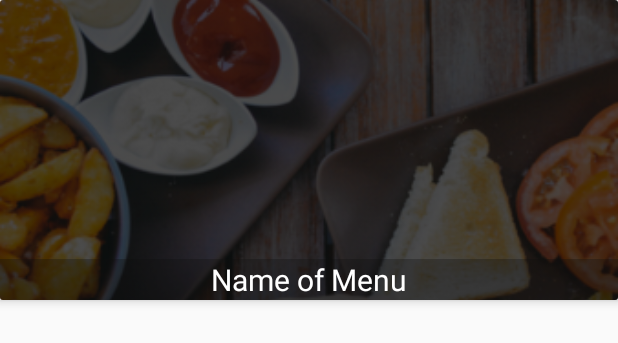
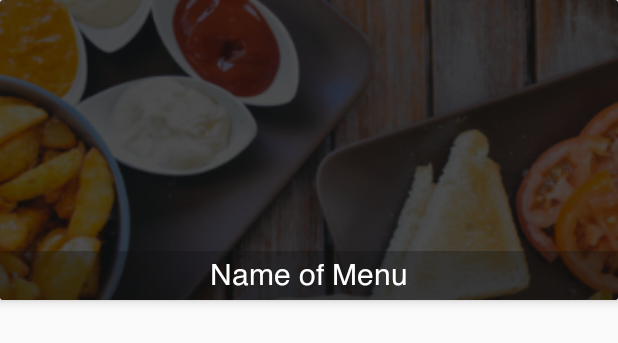
Before and after one commit to Liv4T/LaJaujaCliente, an Android app: the layout menu_item.xml on its own in the app's theme, with its tools: preview values and no code run, on a phone screen of 412 x 824 dp. Shown: the top 343 px of the screen. Run offline under Robolectric (Android 15) with nearby library versions, the phone set to English and light mode, and no system bars.

```diff
--- a/app/src/main/res/layout/menu_item.xml
+++ b/app/src/main/res/layout/menu_item.xml
@@ -26,6 +26,7 @@
             android:gravity="center"
             android:layout_alignParentBottom="true"
             android:layout_width="match_parent"
+            android:fontFamily="@font/helvetica"
             android:layout_height="wrap_content" />
 
     </RelativeLayout>
```
